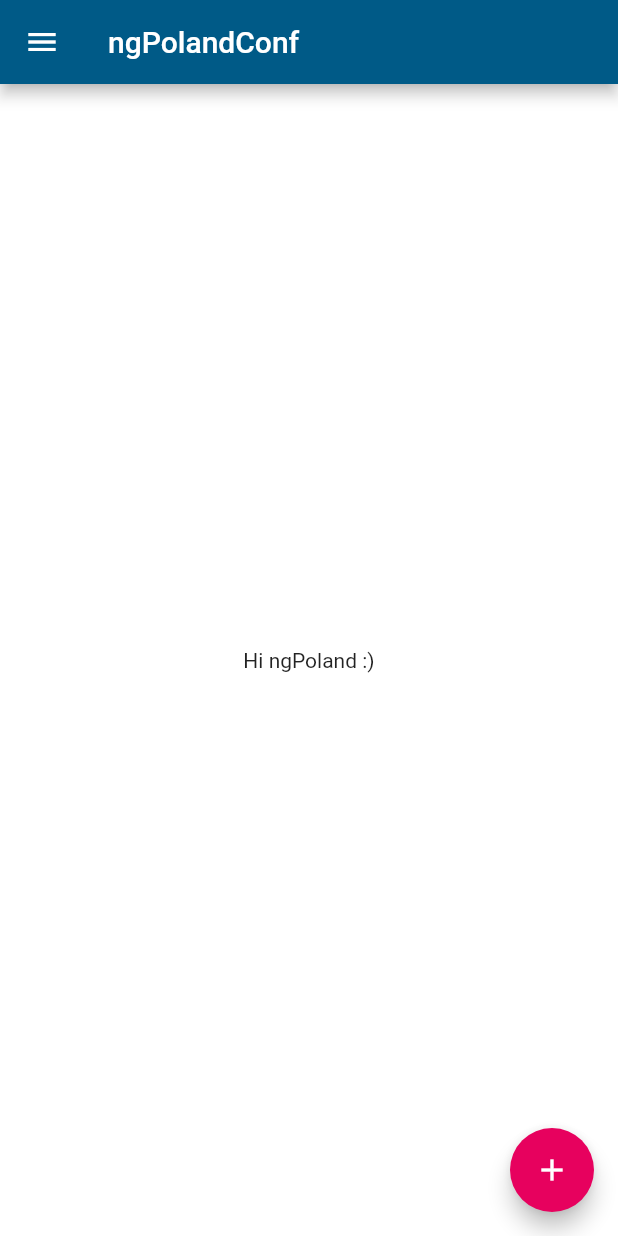
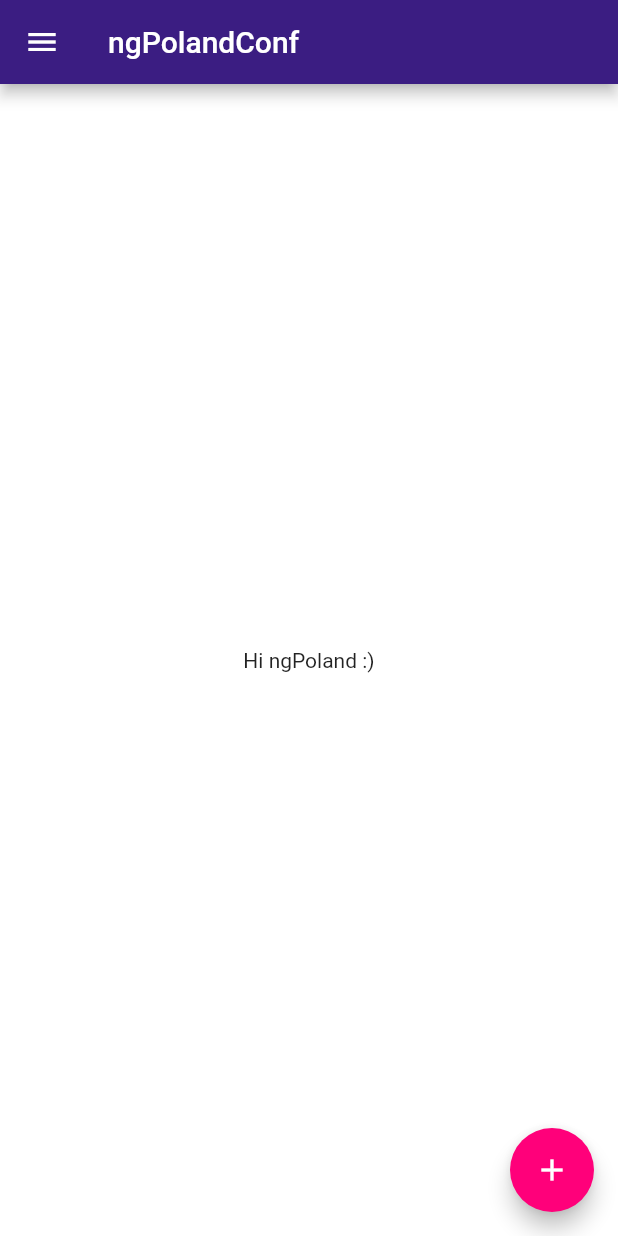
Before and after one commit to gdgradzymin/ngPolandConfNext, a Flutter app: the screen it shows after launch, on a phone screen of 412 x 824 dp. Run offline on Flutter 3.47's test engine with Material 2 defaults, Android fonts, the phone set to English and light mode, and no system bars; our stand-ins replace font_awesome_flutter.

Commit message:
Changed accent color and primary color

```diff
--- a/lib/main.dart
+++ b/lib/main.dart
@@ -17,8 +17,8 @@ class MyApp extends StatelessWidget {
           title: 'ngPolandConf',
           theme: ThemeData(
             brightness: Brightness.light,
-            accentColor: Color.fromRGBO(231, 1, 94, 1),
-            primaryColor: Color.fromRGBO(0, 90, 135, 1),
+            accentColor: Color.fromRGBO(255, 0, 122, 1),
+            primaryColor: Color.fromRGBO(59, 29, 130, 1),
             canvasColor: Colors.white,
           ),
           darkTheme: ThemeData(
```
